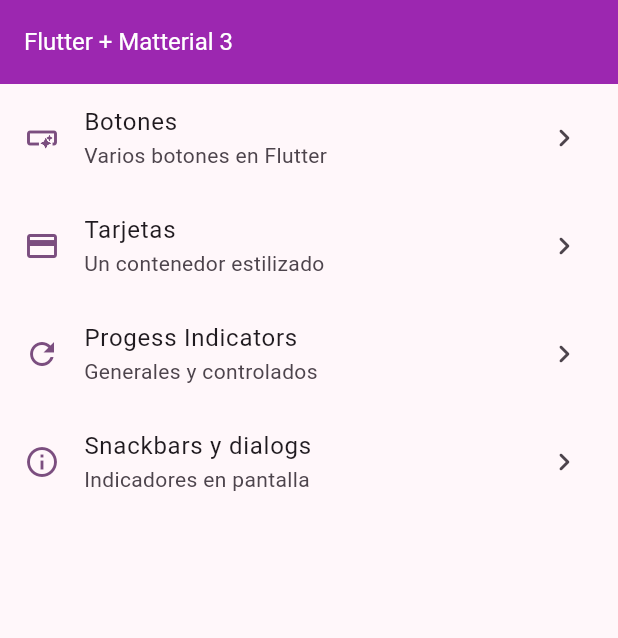
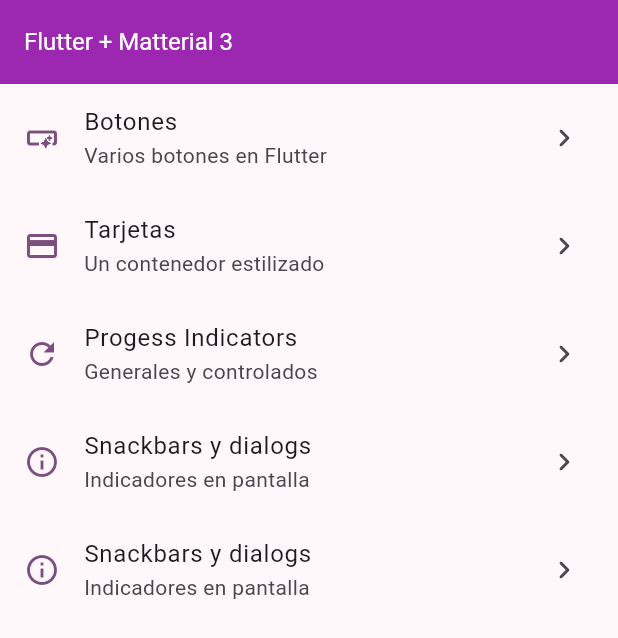
Before and after one commit to devb09/widgets_app, a Flutter app: the screen it shows after launch, on a phone screen of 412 x 824 dp. Shown: the top 638 px of the screen. Run offline on Flutter 3.47's test engine with Material 2 defaults, Android fonts, the phone set to English and light mode, and no system bars; our stand-ins replace go_router.

Commit message:
new menu item

```diff
--- a/lib/config/menu/menu_items.dart
+++ b/lib/config/menu/menu_items.dart
@@ -34,4 +34,9 @@ const appMenuTiems = <MenuItem>[
       subTitle: 'Indicadores en pantalla',
       link: '/snackbars',
       icon: Icons.info_outline),
+  MenuItem(
+      title: 'Snackbars y dialogs',
+      subTitle: 'Indicadores en pantalla',
+      link: '/snackbars',
+      icon: Icons.info_outline),
 ];
```
